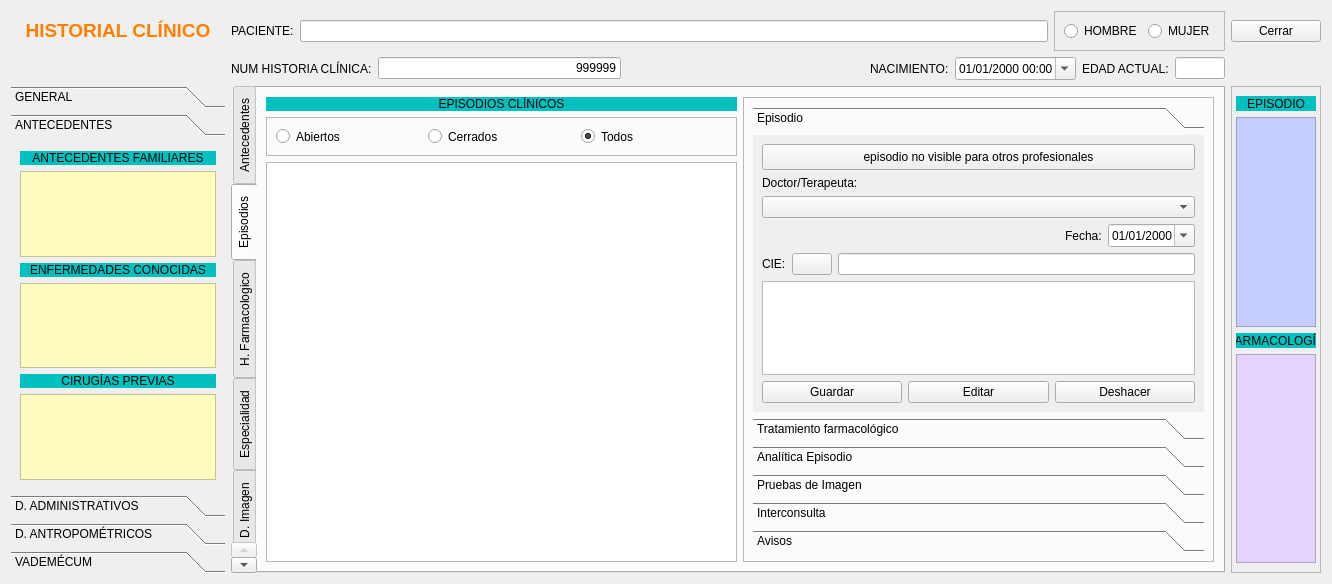
Before: the Qt Designer form frmfichapaciente.ui in arcnexus/RedFoX, drawn with Qt 5.
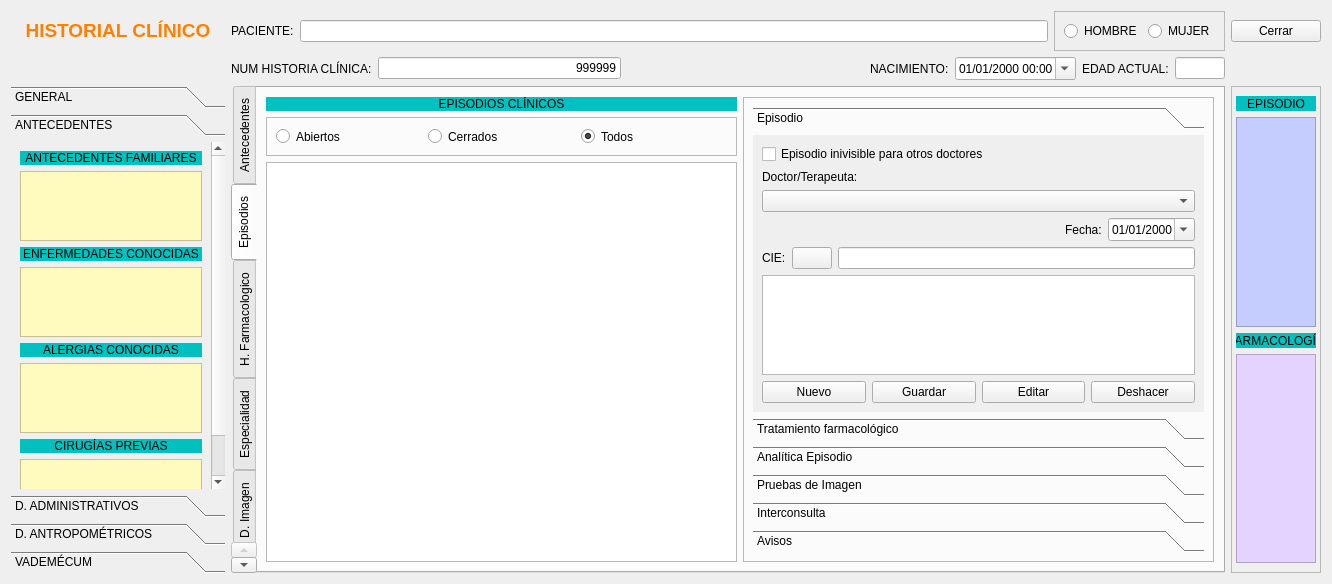
After: the same form once the commit is applied. The open tabs and pages were chosen to show the change. Icons and pictures are not drawn.

```diff
--- a/frmfichapaciente.ui
+++ b/frmfichapaciente.ui
@@ -1068,8 +1068,8 @@
               <rect>
                <x>0</x>
                <y>0</y>
-               <width>329</width>
-               <height>257</height>
+               <width>459</width>
+               <height>303</height>
               </rect>
              </property>
              <attribute name="label">
@@ -1077,19 +1077,9 @@
              </attribute>
              <layout class="QGridLayout" name="gridLayout_39">
               <item row="0" column="0">
-               <widget class="QPushButton" name="pushButton_4">
-                <property name="minimumSize">
-                 <size>
-                  <width>0</width>
-                  <height>26</height>
-                 </size>
-                </property>
+               <widget class="QCheckBox" name="chkEpisodioinvisible">
                 <property name="text">
-                 <string>episodio no visible para otros profesionales</string>
-                </property>
-                <property name="icon">
-                 <iconset resource="terra.qrc">
-                  <normaloff>:/Icons/PNG/cierrecaja.png</normaloff>:/Icons/PNG/cierrecaja.png</iconset>
+                 <string>Episodio inivisible para otros doctores</string>
                 </property>
                </widget>
               </item>
@@ -1157,48 +1147,8 @@
               </item>
               <item row="8" column="0">
                <layout class="QGridLayout" name="gridLayout_3">
-                <item row="0" column="0">
-                 <widget class="QPushButton" name="pushButton_17">
-                  <property name="text">
-                   <string>Guardar</string>
-                  </property>
-                  <property name="icon">
-                   <iconset resource="terra.qrc">
-                    <normaloff>:/Icons/PNG/Save.png</normaloff>:/Icons/PNG/Save.png</iconset>
-                  </property>
-                  <property name="iconSize">
-                   <size>
-                    <width>24</width>
-                    <height>24</height>
-                   </size>
-                  </property>
-                 </widget>
-                </item>
-                <item row="0" column="1">
-                 <widget class="QPushButton" name="pushButton_16">
-                  <property name="maximumSize">
-                   <size>
-                    <width>150</width>
-                    <height>16777215</height>
-                   </size>
-                  </property>
-                  <property name="text">
-                   <string>Editar</string>
-                  </property>
-                  <property name="icon">
-                   <iconset resource="terra.qrc">
-                    <normaloff>:/Icons/PNG/edit.png</normaloff>:/Icons/PNG/edit.png</iconset>
-                  </property>
-                  <property name="iconSize">
-                   <size>
-                    <width>24</width>
-                    <height>24</height>
-                   </size>
-                  </property>
-                 </widget>
-                </item>
-                <item row="0" column="2">
-                 <widget class="QPushButton" name="pushButton_18">
+                <item row="0" column="3">
+                 <widget class="QPushButton" name="btnDeshacerEpisodio_2">
                   <property name="maximumSize">
                    <size>
                     <width>150</width>
@@ -1220,6 +1170,63 @@
                   </property>
                  </widget>
                 </item>
+                <item row="0" column="2">
+                 <widget class="QPushButton" name="btnEditarEpisodio_3">
+                  <property name="maximumSize">
+                   <size>
+                    <width>150</width>
+                    <height>16777215</height>
+                   </size>
+                  </property>
+                  <property name="text">
+                   <string>Editar</string>
+                  </property>
+                  <property name="icon">
+                   <iconset resource="terra.qrc">
+                    <normaloff>:/Icons/PNG/edit.png</normaloff>:/Icons/PNG/edit.png</iconset>
+                  </property>
+                  <property name="iconSize">
+                   <size>
+                    <width>24</width>
+                    <height>24</height>
+                   </size>
+                  </property>
+                 </widget>
+                </item>
+                <item row="0" column="1">
+                 <widget class="QPushButton" name="btnGuardarEpisodio_2">
+                  <property name="text">
+                   <string>Guardar</string>
+                  </property>
+                  <property name="icon">
+                   <iconset resource="terra.qrc">
+                    <normaloff>:/Icons/PNG/Save.png</normaloff>:/Icons/PNG/Save.png</iconset>
+                  </property>
+                  <property name="iconSize">
+                   <size>
+                    <width>24</width>
+                    <height>24</height>
+                   </size>
+                  </property>
+                 </widget>
+                </item>
+                <item row="0" column="0">
+                 <widget class="QPushButton" name="btnAnadirEpisodio">
+                  <property name="text">
+                   <string>Nuevo</string>
+                  </property>
+                  <property name="icon">
+                   <iconset resource="terra.qrc">
+                    <normaloff>:/Icons/PNG/add.png</normaloff>:/Icons/PNG/add.png</iconset>
+                  </property>
+                  <property name="iconSize">
+                   <size>
+                    <width>24</width>
+                    <height>24</height>
+                   </size>
+                  </property>
+                 </widget>
+                </item>
                </layout>
               </item>
               <item row="2" column="0">
@@ -2855,8 +2862,8 @@
        <rect>
         <x>0</x>
         <y>0</y>
-        <width>185</width>
-        <height>298</height>
+        <width>187</width>
+        <height>396</height>
        </rect>
       </property>
       <attribute name="label">
@@ -2910,6 +2917,35 @@
         </widget>
        </item>
        <item row="4" column="0">
+        <widget class="QLabel" name="label_85">
+         <property name="maximumSize">
+          <size>
+           <width>16777215</width>
+           <height>16</height>
+          </size>
+         </property>
+         <property name="styleSheet">
+          <string notr="true">background-color: rgb(0, 192, 192);</string>
+         </property>
+         <property name="text">
+          <string>ALERGIAS CONOCIDAS</string>
+         </property>
+         <property name="alignment">
+          <set>Qt::AlignCenter</set>
+         </property>
+        </widget>
+       </item>
+       <item row="5" column="0">
+        <widget class="QTextEdit" name="txtAlergiasConocidasBarra">
+         <property name="enabled">
+          <bool>false</bool>
+         </property>
+         <property name="styleSheet">
+          <string notr="true">background-color: rgb(255, 250, 189);</string>
+         </property>
+        </widget>
+       </item>
+       <item row="6" column="0">
         <widget class="QLabel" name="label_66">
          <property name="maximumSize">
           <size>
@@ -2928,8 +2964,8 @@
          </property>
         </widget>
        </item>
-       <item row="5" column="0">
-        <widget class="QTextEdit" name="textEdit_12">
+       <item row="7" column="0">
+        <widget class="QTextEdit" name="txtCirugiasPreviasBarra">
          <property name="enabled">
           <bool>false</bool>
          </property>
```
Left out of the diff: 540 changed lines with no effect on the pictures.
